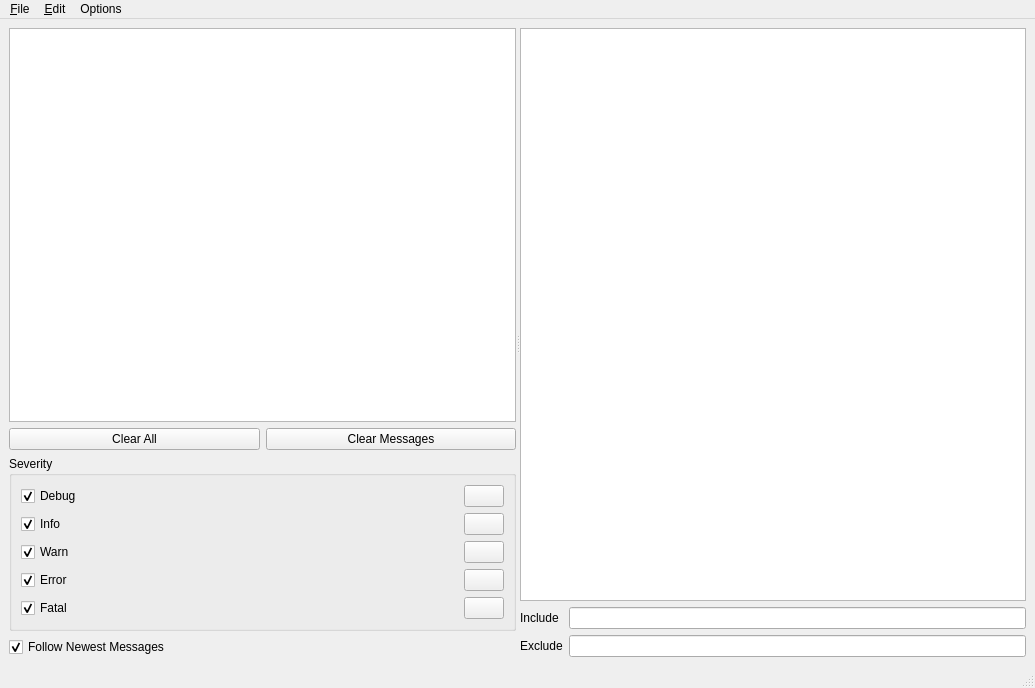
First picture: the form in ui/console_window.ui, repository swri-robotics/swri_console, before the edit.
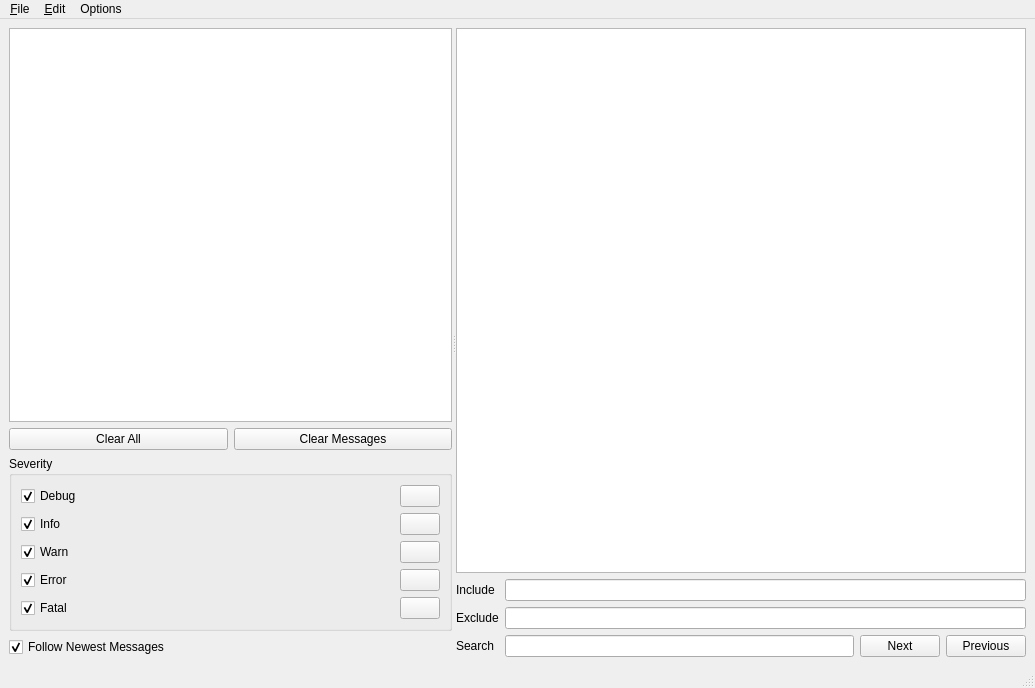
Second picture: the form after the edit. Icons and pictures are not drawn.

Commit message: add search function

Diff of the .ui file:
```diff
--- a/ui/console_window.ui
+++ b/ui/console_window.ui
@@ -215,6 +215,9 @@
           <property name="contextMenuPolicy">
            <enum>Qt::CustomContextMenu</enum>
           </property>
+          <property name="styleSheet">
+           <string notr="true"/>
+          </property>
           <property name="selectionMode">
            <enum>QAbstractItemView::ExtendedSelection</enum>
           </property>
@@ -222,6 +225,20 @@
         </item>
         <item>
          <layout class="QGridLayout" name="gridLayout">
+          <item row="1" column="0">
+           <widget class="QLabel" name="excludeLabel">
+            <property name="text">
+             <string>Exclude</string>
+            </property>
+           </widget>
+          </item>
+          <item row="1" column="2">
+           <widget class="QLineEdit" name="excludeText">
+            <property name="toolTip">
+             <string>Filter for messages that don't include substrings. Separate substrings with a semicolon.</string>
+            </property>
+           </widget>
+          </item>
           <item row="0" column="0">
            <widget class="QLabel" name="includeLabel">
             <property name="text">
@@ -229,7 +246,7 @@
             </property>
            </widget>
           </item>
-          <item row="0" column="1">
+          <item row="0" column="2">
            <widget class="QLineEdit" name="includeText">
             <property name="toolTip">
              <string>Filter for messages that include substrings. Separate substrings with a semicolon.</string>
@@ -239,17 +256,31 @@
             </property>
            </widget>
           </item>
-          <item row="1" column="0">
-           <widget class="QLabel" name="excludeLabel">
-            <property name="text">
-             <string>Exclude</string>
-            </property>
-           </widget>
+          <item row="2" column="2">
+           <layout class="QHBoxLayout" name="horizontalLayout_3">
+            <item>
+             <widget class="QLineEdit" name="searchText"/>
+            </item>
+            <item>
+             <widget class="QPushButton" name="pushNext">
+              <property name="text">
+               <string>Next</string>
+              </property>
+             </widget>
+            </item>
+            <item>
+             <widget class="QPushButton" name="pushPrev">
+              <property name="text">
+               <string>Previous</string>
+              </property>
+             </widget>
+            </item>
+           </layout>
           </item>
-          <item row="1" column="1">
-           <widget class="QLineEdit" name="excludeText">
-            <property name="toolTip">
-             <string>Filter for messages that don't include substrings. Separate substrings with a semicolon.</string>
+          <item row="2" column="0">
+           <widget class="QLabel" name="label">
+            <property name="text">
+             <string>Search</string>
             </property>
            </widget>
           </item>
```
The commit also changes 5 other files.
